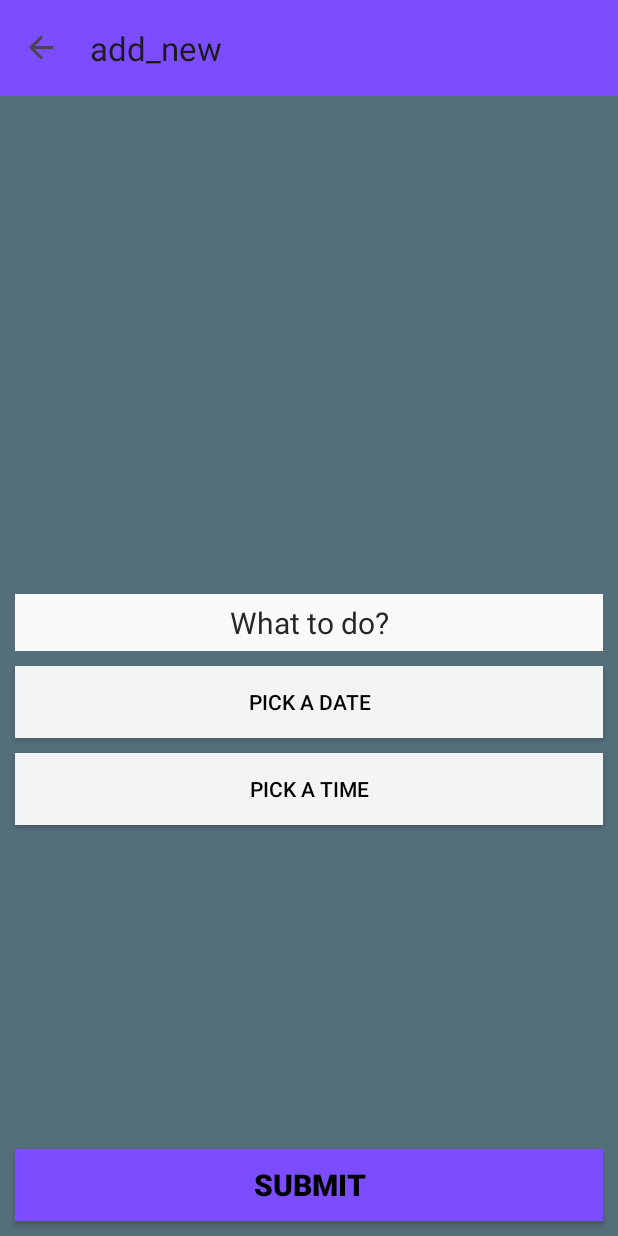
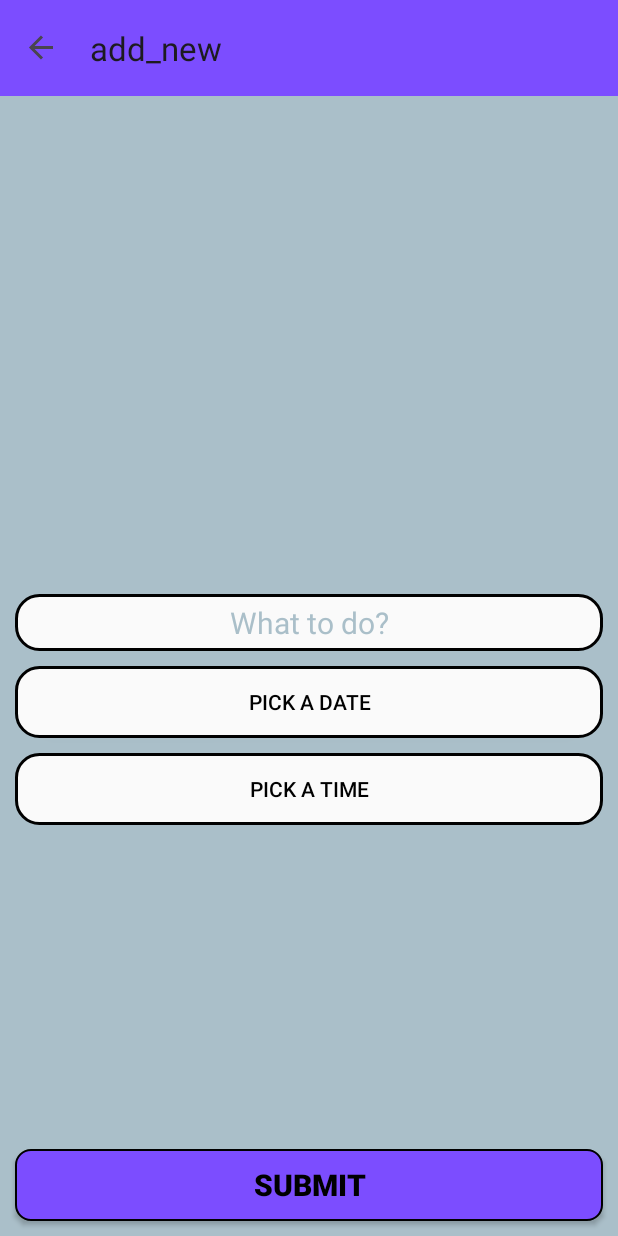
Before and after one commit to abusaeed-shuvo/To-Do-List-App, an Android app: the AddNewFragment screen opened through its navigation route, on a phone screen of 412 x 824 dp. Run offline under Robolectric (Android 15) with nearby library versions, the phone set to English and light mode, and no system bars; our stand-ins replace Room's generated code, navigation-ui.

Commit message:
Quality of life improvement

```diff
--- a/app/src/main/java/com/example/todolist/MainActivity.kt
+++ b/app/src/main/java/com/example/todolist/MainActivity.kt
@@ -2,8 +2,6 @@ package com.example.todolist
 
 import android.os.Bundle
 import androidx.appcompat.app.AppCompatActivity
-import androidx.appcompat.widget.Toolbar
-import androidx.navigation.NavController
 import androidx.navigation.findNavController
 import androidx.navigation.ui.AppBarConfiguration
 import androidx.navigation.ui.navigateUp
@@ -14,20 +12,19 @@ import com.example.todolist.databinding.ActivityMainBinding
 class MainActivity : AppCompatActivity() {
     private lateinit var binding: ActivityMainBinding
     private lateinit var appBarConfiguration: AppBarConfiguration
-    private lateinit var navController: NavController
+
 
     override fun onCreate(savedInstanceState: Bundle?) {
         super.onCreate(savedInstanceState)
+
         binding = ActivityMainBinding.inflate(layoutInflater)
         setContentView(binding.root)
 
         setSupportActionBar(binding.toolBar.root)
 
-        val drawerLayout=binding.main
-        val navView=binding.navigationView
-
-
-        navController = findNavController(R.id.fragmentContainerView)
+        val drawerLayout = binding.main
+        val navView = binding.navigationView
+        val navController = findNavController(R.id.fragmentContainerView)
 
         appBarConfiguration = AppBarConfiguration(
             setOf(
@@ -35,13 +32,13 @@ class MainActivity : AppCompatActivity() {
                 R.id.addNewFragment
             ), drawerLayout
         )
-
-        setupActionBarWithNavController(navController,drawerLayout)
+        setupActionBarWithNavController(navController, drawerLayout)
         navView.setupWithNavController(navController)
     }
 
     override fun onSupportNavigateUp(): Boolean {
-        return  navController.navigateUp(appBarConfiguration)|| super.onSupportNavigateUp()
+        val navController = findNavController(R.id.fragmentContainerView)
+        return navController.navigateUp(appBarConfiguration) || super.onSupportNavigateUp()
     }
 
 
--- a/app/src/main/java/com/example/todolist/ToDoListDatabase.kt
+++ b/app/src/main/java/com/example/todolist/ToDoListDatabase.kt
@@ -1,5 +1,6 @@
 package com.example.todolist
 
+import android.content.Context
 import androidx.room.Dao
 import androidx.room.Database
 import androidx.room.Delete
@@ -7,6 +8,7 @@ import androidx.room.Entity
 import androidx.room.Insert
 import androidx.room.PrimaryKey
 import androidx.room.Query
+import androidx.room.Room
 import androidx.room.RoomDatabase
 import androidx.room.Update
 
@@ -14,13 +16,29 @@ import androidx.room.Update
 @Database(entities = [Note::class], version = 1)
 abstract class ToDoListDatabase : RoomDatabase() {
     abstract fun getNoteDao(): NoteDao
+
+
+    companion object {
+        var database: ToDoListDatabase? = null
+
+        fun getDB(context: Context): ToDoListDatabase {
+            if (database == null) {
+                database = Room.databaseBuilder(context, ToDoListDatabase::class.java, "Note-DB")
+                    .allowMainThreadQueries().build()
+                return database as ToDoListDatabase
+            } else {
+                return database as ToDoListDatabase
+            }
+
+        }
+    }
 }
 
 
 @Entity
 data class Note(
     @PrimaryKey(autoGenerate = true)
-    val id: Int = 0,
+    var id: Int = 0,
 
 
     val title: String,
@@ -45,4 +63,6 @@ interface NoteDao {
 
     @Query("SELECT * From Note")
     fun getAllData(): List<Note>
+    @Query("SELECT * FROM Note WHERE id in(:id)")
+    fun getAllDataWithID(id:List<Int>):List<Note>
 }
--- a/app/src/main/java/com/example/todolist/ToDoListFragment.kt
+++ b/app/src/main/java/com/example/todolist/ToDoListFragment.kt
@@ -7,38 +7,34 @@ import android.view.ViewGroup
 import androidx.appcompat.app.AlertDialog
 import androidx.fragment.app.Fragment
 import androidx.navigation.fragment.findNavController
-import androidx.room.Room
 import com.example.todolist.databinding.ToDoListBinding
 
-class ToDoListFragment : Fragment() {
+class ToDoListFragment : Fragment(), DoListAdapter.NoteEdit {
     private lateinit var binding: ToDoListBinding
-    private lateinit var database: ToDoListDatabase
 
 
     override fun onCreateView(
-        inflater: LayoutInflater, container: ViewGroup?,
+        inflater: LayoutInflater,
+        container: ViewGroup?,
         savedInstanceState: Bundle?
     ): View {
 
         activity?.title = "To Do List"
-
         binding = ToDoListBinding.inflate(inflater, container, false)
-
-        database = Room.databaseBuilder(requireActivity(), ToDoListDatabase::class.java, "Note-DB")
-            .allowMainThreadQueries().build()
+        val notes = ToDoListDatabase.getDB(requireContext()).getNoteDao().getAllData()
 
 
-        val notes: List<Note> = database.getNoteDao().getAllData()
-        if (notes.isNotEmpty()){
-            val adapter = DoListAdapter()
+
+        if (notes.isNotEmpty()) {
+            val adapter = DoListAdapter(this)
             adapter.submitList(notes)
             binding.toDoListRecycler.adapter = adapter
 
-            binding.toDoListRecyclerPlaceHolder.visibility=View.GONE
-            binding.toDoListRecycler.visibility=View.VISIBLE
-        }else{
-            binding.toDoListRecyclerPlaceHolder.visibility=View.VISIBLE
-            binding.toDoListRecycler.visibility=View.GONE
+            binding.toDoListRecyclerPlaceHolder.visibility = View.GONE
+            binding.toDoListRecycler.visibility = View.VISIBLE
+        } else {
+            binding.toDoListRecyclerPlaceHolder.visibility = View.VISIBLE
+            binding.toDoListRecycler.visibility = View.GONE
         }
 
 
@@ -47,6 +43,7 @@ class ToDoListFragment : Fragment() {
 
 
         binding.btnAdd.setOnClickListener {
+
             findNavController().navigate(R.id.action_toDoListFragment_to_addNewFragment)
         }
 
@@ -59,7 +56,7 @@ class ToDoListFragment : Fragment() {
             builder.setMessage("Do you want to clear the todo list?")
 
             builder.setPositiveButton("Clear List") { p0, p1 ->
-                database.getNoteDao().nukeTable()
+                ToDoListDatabase.getDB(requireContext()).getNoteDao().nukeTable()
                 findNavController().navigate(R.id.action_toDoListFragment_to_returnHomeFragment)
 
             }
@@ -73,7 +70,21 @@ class ToDoListFragment : Fragment() {
         return binding.root
     }
 
+    override fun onNoteEdit(note: Note) {
 
+        var bundle = Bundle().apply {
+
+            putInt("note", note.id)
+        }
+        findNavController().navigate(R.id.action_toDoListFragment_to_addNewFragment, bundle)
+
+    }
+
+    override fun deleteNote(note: Note) {
+        ToDoListDatabase.getDB(requireContext()).getNoteDao().deleteData(note)
+
+        findNavController().navigate(R.id.action_toDoListFragment_to_returnHomeFragment)
+    }
 
 
 }
--- /dev/null
+++ b/app/src/main/res/drawable/baseline_edit_24.xml
@@ -0,0 +1,5 @@
+<vector xmlns:android="http://schemas.android.com/apk/res/android" android:height="24dp" android:tint="#000000" android:viewportHeight="24" android:viewportWidth="24" android:width="24dp">
+
+    <path android:fillColor="@android:color/white" android:pathData="M3,17.25V21h3.75L17.81,9.94l-3.75,-3.75L3,17.25zM20.71,7.04c0.39,-0.39 0.39,-1.02 0,-1.41l-2.34,-2.34c-0.39,-0.39 -1.02,-0.39 -1.41,0l-1.83,1.83 3.75,3.75 1.83,-1.83z"/>
+
+</vector>
--- /dev/null
+++ b/app/src/main/res/drawable/btn_select_time.xml
@@ -0,0 +1,8 @@
+<?xml version="1.0" encoding="utf-8"?>
+<shape xmlns:android="http://schemas.android.com/apk/res/android">
+    <solid android:color="@color/background" />
+    <stroke
+        android:width="2dp"
+        android:color="@color/black" />
+    <corners android:radius="15dp" />
+</shape>
--- /dev/null
+++ b/app/src/main/res/drawable/btn_small_background.xml
@@ -0,0 +1,11 @@
+<?xml version="1.0" encoding="utf-8"?>
+<shape xmlns:android="http://schemas.android.com/apk/res/android">
+
+    <solid android:color="@color/purple" />
+    <corners android:radius="10dp" />
+    <stroke
+        android:width="1dp"
+        android:color="@color/black" />
+
+
+</shape>
--- a/app/src/main/res/layout/add_new.xml
+++ b/app/src/main/res/layout/add_new.xml
@@ -4,7 +4,7 @@
     xmlns:tools="http://schemas.android.com/tools"
     android:layout_width="match_parent"
     android:layout_height="match_parent"
-    android:background="@color/foreground"
+    android:background="@color/gray"
     tools:context=".AddNewFragment">
 
     <EditText
@@ -12,12 +12,12 @@
         android:layout_width="match_parent"
         android:layout_height="wrap_content"
         android:layout_margin="10dp"
-        android:background="@color/background"
+        android:background="@drawable/btn_select_time"
         android:hint="What to do?"
         android:padding="5dp"
         android:textAlignment="center"
         android:textColor="@color/black"
-        android:textColorHint="@color/whiteBlack"
+        android:textColorHint="@color/gray"
         android:textSize="20sp"
         app:layout_constraintBottom_toTopOf="@+id/btnSubmit"
         app:layout_constraintEnd_toEndOf="parent"
@@ -29,7 +29,7 @@
         android:layout_width="match_parent"
         android:layout_height="wrap_content"
         android:layout_margin="10dp"
-        android:background="@color/buttons"
+        android:background="@drawable/btn_select_time"
         android:padding="5dp"
         android:text="Pick a Date"
         android:textColor="@color/black"
@@ -42,7 +42,7 @@
         android:layout_width="match_parent"
         android:layout_height="wrap_content"
         android:layout_margin="10dp"
-        android:background="@color/buttons"
+        android:background="@drawable/btn_select_time"
         android:padding="5dp"
         android:text="Pick a Time"
         android:textColor="@color/black"
@@ -56,7 +56,7 @@
         android:layout_width="match_parent"
         android:layout_height="wrap_content"
         android:layout_margin="10dp"
-        android:background="@color/purple"
+        android:background="@drawable/btn_small_background"
         android:padding="5dp"
         android:text="SUBMIT"
         android:textAlignment="center"
--- a/app/src/main/res/layout/to_do_list.xml
+++ b/app/src/main/res/layout/to_do_list.xml
@@ -6,6 +6,7 @@
     android:layout_height="match_parent"
     android:background="@color/foreground"
     android:orientation="vertical"
+    android:accessibilityPaneTitle="To Do List"
     tools:context=".ToDoListFragment">
 
     <androidx.recyclerview.widget.RecyclerView
--- a/app/src/main/res/menu/menu_bar.xml
+++ b/app/src/main/res/menu/menu_bar.xml
@@ -4,12 +4,16 @@
     <item
         android:id="@+id/toDoListFragment"
         android:icon="@drawable/baseline_format_list_bulleted_24"
-        android:title="To Do List" />
+        android:title="To Do List"
+        />
 
     <item
+
         android:id="@+id/addNewFragment"
         android:icon="@drawable/baseline_add_24"
         android:title="Add New" />
 
 
+
+
 </menu>
--- a/app/src/main/res/values/strings.xml
+++ b/app/src/main/res/values/strings.xml
@@ -1,5 +1,6 @@
 <resources>
     <string name="app_name">ToDoList</string>
     <!-- TODO: Remove or change this placeholder text -->
+    <string name="appbar_scrolling_view_behavior" translatable="false">com.google.android.material.appbar.AppBarLayout$ScrollingViewBehavior</string>
     <string name="hello_blank_fragment">Hello blank fragment</string>
 </resources>
--- a/app/src/main/res/values/themes.xml
+++ b/app/src/main/res/values/themes.xml
@@ -4,6 +4,9 @@
         <!-- Customize your light theme here. -->
         <!-- <item name="colorPrimary">@color/my_light_primary</item> -->
     </style>
+    <style name="Theme.Notes.AppBarOverlay" parent="ThemeOverlay.AppCompat.Dark.ActionBar" />
 
+
+    <style name="Theme.Notes.PopupOverlay" parent="ThemeOverlay.AppCompat.Light" />
     <style name="Theme.ToDoList" parent="Base.Theme.ToDoList" />
 </resources>
```
Also changed, not shown: app/build.gradle.kts (+18 -1 lines), app/src/main/java/com/example/todolist/AddNewFragment.kt (+28 -12 lines), app/src/main/java/com/example/todolist/DoListAdapter.kt (+26 -18 lines), app/src/main/res/layout/app_bar_main.xml (added, +28 -0 lines), app/src/main/res/layout/content_main.xml (added, +23 -0 lines), app/src/main/res/layout/list_to_do.xml (+38 -11 lines), app/src/main/res/layout/nav_header.xml (+5 -4 lines), gradle/libs.versions.toml (+9 -0 lines).
